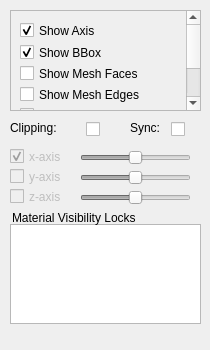
This is src/gui/Application/ViewWidgets/MeshViewOptionsWidget.ui in SCIInstitute/Cleaver as Qt 5 draws it before an edit. The edited form follows.
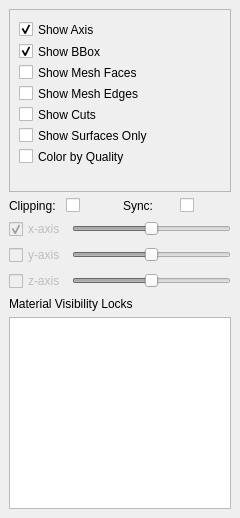
This is the edited form.

Patch:
```diff
--- a/src/gui/Application/ViewWidgets/MeshViewOptionsWidget.ui
+++ b/src/gui/Application/ViewWidgets/MeshViewOptionsWidget.ui
@@ -6,35 +6,29 @@
    <rect>
     <x>0</x>
     <y>0</y>
-    <width>210</width>
-    <height>350</height>
+    <width>240</width>
+    <height>518</height>
    </rect>
   </property>
   <property name="minimumSize">
    <size>
     <width>210</width>
-    <height>350</height>
+    <height>518</height>
    </size>
   </property>
   <property name="maximumSize">
    <size>
-    <width>210</width>
-    <height>350</height>
+    <width>524287</width>
+    <height>524287</height>
    </size>
   </property>
   <property name="windowTitle">
    <string>Mesh View Options</string>
   </property>
   <widget class="QWidget" name="dockWidgetContents">
+   <layout class="QVBoxLayout" name="verticalLayout_2">
+    <item>
    <widget class="QScrollArea" name="scrollArea">
-    <property name="geometry">
-     <rect>
-      <x>10</x>
-      <y>10</y>
-      <width>191</width>
-      <height>101</height>
-     </rect>
-    </property>
     <property name="minimumSize">
      <size>
       <width>191</width>
@@ -43,8 +37,8 @@
     </property>
     <property name="maximumSize">
      <size>
-      <width>191</width>
-      <height>120</height>
+        <width>16777215</width>
+        <height>16777215</height>
      </size>
     </property>
     <property name="verticalScrollBarPolicy">
@@ -283,219 +277,177 @@
      </layout>
     </widget>
    </widget>
-   <widget class="QSlider" name="zSlider">
-    <property name="enabled">
-     <bool>false</bool>
-    </property>
-    <property name="geometry">
-     <rect>
-      <x>80</x>
-      <y>186</y>
-      <width>111</width>
-      <height>23</height>
-     </rect>
-    </property>
-    <property name="maximum">
-     <number>100</number>
-    </property>
-    <property name="value">
-     <number>50</number>
-    </property>
-    <property name="orientation">
-     <enum>Qt::Horizontal</enum>
-    </property>
-   </widget>
-   <widget class="QCheckBox" name="zCheckbox">
-    <property name="enabled">
-     <bool>false</bool>
-    </property>
-    <property name="geometry">
-     <rect>
-      <x>10</x>
-      <y>186</y>
-      <width>74</width>
-      <height>21</height>
-     </rect>
-    </property>
-    <property name="text">
-     <string>z-axis</string>
-    </property>
-    <attribute name="buttonGroup">
-     <string>buttonGroup</string>
-    </attribute>
-   </widget>
-   <widget class="QSlider" name="ySlider">
-    <property name="enabled">
-     <bool>false</bool>
-    </property>
-    <property name="geometry">
-     <rect>
-      <x>80</x>
-      <y>166</y>
-      <width>111</width>
-      <height>23</height>
-     </rect>
-    </property>
-    <property name="maximum">
-     <number>100</number>
-    </property>
-    <property name="value">
-     <number>50</number>
-    </property>
-    <property name="orientation">
-     <enum>Qt::Horizontal</enum>
-    </property>
-   </widget>
-   <widget class="QCheckBox" name="clippingCheckbox">
-    <property name="geometry">
-     <rect>
-      <x>86</x>
-      <y>119</y>
-      <width>31</width>
-      <height>21</height>
-     </rect>
-    </property>
-    <property name="text">
-     <string/>
-    </property>
-   </widget>
-   <widget class="QSlider" name="xSlider">
-    <property name="enabled">
-     <bool>false</bool>
-    </property>
-    <property name="geometry">
-     <rect>
-      <x>80</x>
-      <y>146</y>
-      <width>111</width>
-      <height>23</height>
-     </rect>
-    </property>
-    <property name="maximum">
-     <number>100</number>
-    </property>
-    <property name="value">
-     <number>50</number>
-    </property>
-    <property name="orientation">
-     <enum>Qt::Horizontal</enum>
-    </property>
-   </widget>
+    </item>
+    <item>
+     <layout class="QHBoxLayout" name="horizontalLayout">
+      <property name="topMargin">
+       <number>0</number>
+      </property>
+      <item>
    <widget class="QLabel" name="label2">
-    <property name="geometry">
-     <rect>
-      <x>10</x>
-      <y>120</y>
-      <width>61</width>
-      <height>16</height>
-     </rect>
-    </property>
     <property name="text">
      <string>Clipping:</string>
     </property>
    </widget>
-   <widget class="QCheckBox" name="yCheckbox">
-    <property name="enabled">
-     <bool>false</bool>
-    </property>
-    <property name="geometry">
-     <rect>
-      <x>10</x>
-      <y>166</y>
-      <width>74</width>
-      <height>21</height>
-     </rect>
-    </property>
+      </item>
+      <item>
+       <widget class="QCheckBox" name="clippingCheckbox">
     <property name="text">
-     <string>y-axis</string>
-    </property>
-    <attribute name="buttonGroup">
-     <string>buttonGroup</string>
-    </attribute>
-   </widget>
-   <widget class="QCheckBox" name="xCheckbox">
-    <property name="enabled">
-     <bool>false</bool>
-    </property>
-    <property name="geometry">
-     <rect>
-      <x>10</x>
-      <y>146</y>
-      <width>74</width>
-      <height>21</height>
-     </rect>
-    </property>
-    <property name="text">
-     <string>x-axis</string>
-    </property>
-    <property name="checked">
-     <bool>true</bool>
-    </property>
-    <attribute name="buttonGroup">
-     <string>buttonGroup</string>
-    </attribute>
-   </widget>
+         <string/>
+        </property>
+       </widget>
+      </item>
+      <item>
    <widget class="QLabel" name="label2_2">
-    <property name="geometry">
-     <rect>
-      <x>130</x>
-      <y>120</y>
-      <width>91</width>
-      <height>16</height>
-     </rect>
-    </property>
     <property name="text">
      <string>Sync:</string>
     </property>
    </widget>
+      </item>
+      <item>
    <widget class="QCheckBox" name="syncClippingCheckbox">
-    <property name="geometry">
-     <rect>
-      <x>171</x>
-      <y>119</y>
-      <width>31</width>
-      <height>21</height>
-     </rect>
-    </property>
     <property name="text">
      <string/>
     </property>
    </widget>
-   <widget class="QTreeView" name="materialsView">
-    <property name="geometry">
-     <rect>
-      <x>10</x>
-      <y>224</y>
-      <width>191</width>
-      <height>100</height>
-     </rect>
-    </property>
-    <property name="minimumSize">
-     <size>
-      <width>191</width>
-      <height>100</height>
-     </size>
-    </property>
-    <property name="maximumSize">
-     <size>
-      <width>191</width>
-      <height>100</height>
-     </size>
-    </property>
-   </widget>
+      </item>
+     </layout>
+    </item>
+    <item>
+     <layout class="QHBoxLayout" name="horizontalLayout_2">
+      <property name="topMargin">
+       <number>0</number>
+      </property>
+      <item>
+       <widget class="QCheckBox" name="xCheckbox">
+        <property name="enabled">
+         <bool>false</bool>
+        </property>
+        <property name="text">
+         <string>x-axis</string>
+        </property>
+        <property name="checked">
+         <bool>true</bool>
+        </property>
+        <attribute name="buttonGroup">
+         <string notr="true">buttonGroup</string>
+        </attribute>
+       </widget>
+      </item>
+      <item>
+       <widget class="QSlider" name="xSlider">
+        <property name="enabled">
+         <bool>false</bool>
+        </property>
+        <property name="maximum">
+         <number>100</number>
+        </property>
+        <property name="value">
+         <number>50</number>
+        </property>
+        <property name="orientation">
+         <enum>Qt::Horizontal</enum>
+        </property>
+       </widget>
+      </item>
+     </layout>
+    </item>
+    <item>
+     <layout class="QHBoxLayout" name="horizontalLayout_3">
+      <property name="topMargin">
+       <number>0</number>
+      </property>
+      <item>
+       <widget class="QCheckBox" name="yCheckbox">
+        <property name="enabled">
+         <bool>false</bool>
+        </property>
+        <property name="text">
+         <string>y-axis</string>
+        </property>
+        <attribute name="buttonGroup">
+         <string notr="true">buttonGroup</string>
+        </attribute>
+       </widget>
+      </item>
+      <item>
+       <widget class="QSlider" name="ySlider">
+        <property name="enabled">
+         <bool>false</bool>
+        </property>
+        <property name="maximum">
+         <number>100</number>
+        </property>
+        <property name="value">
+         <number>50</number>
+        </property>
+        <property name="orientation">
+         <enum>Qt::Horizontal</enum>
+        </property>
+       </widget>
+      </item>
+     </layout>
+    </item>
+    <item>
+     <layout class="QHBoxLayout" name="horizontalLayout_4">
+      <property name="topMargin">
+       <number>0</number>
+      </property>
+      <item>
+       <widget class="QCheckBox" name="zCheckbox">
+        <property name="enabled">
+         <bool>false</bool>
+        </property>
+        <property name="text">
+         <string>z-axis</string>
+        </property>
+        <attribute name="buttonGroup">
+         <string notr="true">buttonGroup</string>
+        </attribute>
+       </widget>
+      </item>
+      <item>
+       <widget class="QSlider" name="zSlider">
+        <property name="enabled">
+         <bool>false</bool>
+        </property>
+        <property name="maximum">
+         <number>100</number>
+        </property>
+        <property name="value">
+         <number>50</number>
+        </property>
+        <property name="orientation">
+         <enum>Qt::Horizontal</enum>
+        </property>
+       </widget>
+      </item>
+     </layout>
+    </item>
+    <item>
    <widget class="QLabel" name="label2_3">
-    <property name="geometry">
-     <rect>
-      <x>12</x>
-      <y>210</y>
-      <width>131</width>
-      <height>16</height>
-     </rect>
-    </property>
     <property name="text">
      <string>Material Visibility Locks</string>
     </property>
    </widget>
+    </item>
+    <item>
+     <widget class="QTreeView" name="materialsView">
+      <property name="minimumSize">
+       <size>
+        <width>191</width>
+        <height>100</height>
+       </size>
+      </property>
+      <property name="maximumSize">
+       <size>
+        <width>16777215</width>
+        <height>16777215</height>
+       </size>
+      </property>
+     </widget>
+    </item>
+   </layout>
   </widget>
  </widget>
  <resources/>
```
Lines whose indentation alone changed are shown as unchanged.
